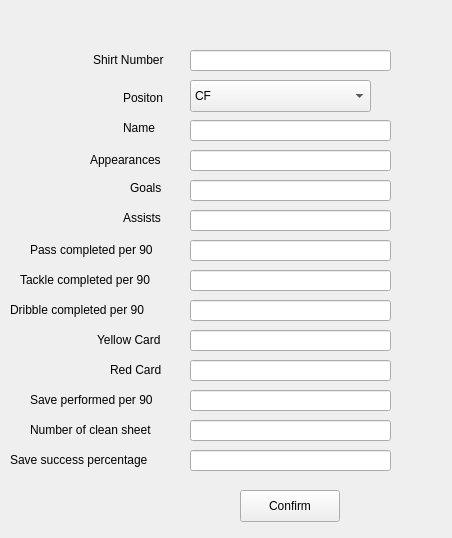
This is addplayer.ui in TNT57/FootballClubManagementSystem as Qt 5 draws it before an edit. The edited form follows.
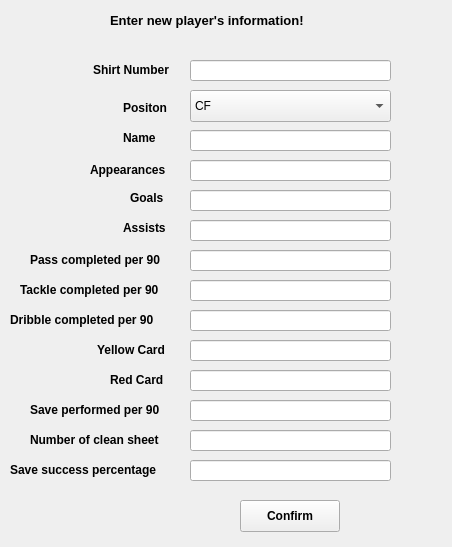
This is the edited form.

```diff
--- a/addplayer.ui
+++ b/addplayer.ui
@@ -7,7 +7,7 @@
     <x>0</x>
     <y>0</y>
     <width>452</width>
-    <height>538</height>
+    <height>547</height>
    </rect>
   </property>
   <property name="windowTitle">
@@ -17,11 +17,16 @@
    <property name="geometry">
     <rect>
      <x>123</x>
-     <y>90</y>
+     <y>100</y>
      <width>58</width>
      <height>16</height>
     </rect>
    </property>
+   <property name="font">
+    <font>
+     <bold>true</bold>
+    </font>
+   </property>
    <property name="text">
     <string>Positon</string>
    </property>
@@ -30,8 +35,8 @@
    <property name="geometry">
     <rect>
      <x>190</x>
-     <y>80</y>
-     <width>181</width>
+     <y>90</y>
+     <width>201</width>
      <height>32</height>
     </rect>
    </property>
@@ -90,7 +95,7 @@
    <property name="geometry">
     <rect>
      <x>190</x>
-     <y>120</y>
+     <y>130</y>
      <width>201</width>
      <height>21</height>
     </rect>
@@ -100,7 +105,7 @@
    <property name="geometry">
     <rect>
      <x>190</x>
-     <y>50</y>
+     <y>60</y>
      <width>201</width>
      <height>21</height>
     </rect>
@@ -110,7 +115,7 @@
    <property name="geometry">
     <rect>
      <x>190</x>
-     <y>150</y>
+     <y>160</y>
      <width>201</width>
      <height>21</height>
     </rect>
@@ -120,7 +125,7 @@
    <property name="geometry">
     <rect>
      <x>190</x>
-     <y>180</y>
+     <y>190</y>
      <width>201</width>
      <height>21</height>
     </rect>
@@ -130,7 +135,7 @@
    <property name="geometry">
     <rect>
      <x>190</x>
-     <y>210</y>
+     <y>220</y>
      <width>201</width>
      <height>21</height>
     </rect>
@@ -140,7 +145,7 @@
    <property name="geometry">
     <rect>
      <x>190</x>
-     <y>240</y>
+     <y>250</y>
      <width>201</width>
      <height>21</height>
     </rect>
@@ -150,7 +155,7 @@
    <property name="geometry">
     <rect>
      <x>190</x>
-     <y>270</y>
+     <y>280</y>
      <width>201</width>
      <height>21</height>
     </rect>
@@ -160,7 +165,7 @@
    <property name="geometry">
     <rect>
      <x>190</x>
-     <y>300</y>
+     <y>310</y>
      <width>201</width>
      <height>21</height>
     </rect>
@@ -170,7 +175,7 @@
    <property name="geometry">
     <rect>
      <x>190</x>
-     <y>330</y>
+     <y>340</y>
      <width>201</width>
      <height>21</height>
     </rect>
@@ -180,7 +185,7 @@
    <property name="geometry">
     <rect>
      <x>190</x>
-     <y>360</y>
+     <y>370</y>
      <width>201</width>
      <height>21</height>
     </rect>
@@ -190,7 +195,7 @@
    <property name="geometry">
     <rect>
      <x>190</x>
-     <y>390</y>
+     <y>400</y>
      <width>201</width>
      <height>21</height>
     </rect>
@@ -200,7 +205,7 @@
    <property name="geometry">
     <rect>
      <x>190</x>
-     <y>420</y>
+     <y>430</y>
      <width>201</width>
      <height>21</height>
     </rect>
@@ -210,7 +215,7 @@
    <property name="geometry">
     <rect>
      <x>190</x>
-     <y>450</y>
+     <y>460</y>
      <width>201</width>
      <height>21</height>
     </rect>
@@ -220,11 +225,19 @@
    <property name="geometry">
     <rect>
      <x>240</x>
-     <y>490</y>
+     <y>500</y>
      <width>100</width>
      <height>32</height>
     </rect>
    </property>
+   <property name="font">
+    <font>
+     <bold>true</bold>
+    </font>
+   </property>
+   <property name="toolTip">
+    <string>Click here once finish with all the player statistics</string>
+   </property>
    <property name="text">
     <string>Confirm</string>
    </property>
@@ -233,11 +246,16 @@
    <property name="geometry">
     <rect>
      <x>93</x>
-     <y>50</y>
+     <y>60</y>
      <width>81</width>
      <height>20</height>
     </rect>
    </property>
+   <property name="font">
+    <font>
+     <bold>true</bold>
+    </font>
+   </property>
    <property name="text">
     <string>Shirt Number</string>
    </property>
@@ -246,11 +264,16 @@
    <property name="geometry">
     <rect>
      <x>123</x>
-     <y>120</y>
+     <y>130</y>
      <width>58</width>
      <height>16</height>
     </rect>
    </property>
+   <property name="font">
+    <font>
+     <bold>true</bold>
+    </font>
+   </property>
    <property name="text">
     <string>Name</string>
    </property>
@@ -259,11 +282,16 @@
    <property name="geometry">
     <rect>
      <x>90</x>
-     <y>150</y>
+     <y>160</y>
      <width>91</width>
      <height>20</height>
     </rect>
    </property>
+   <property name="font">
+    <font>
+     <bold>true</bold>
+    </font>
+   </property>
    <property name="text">
     <string>Appearances</string>
    </property>
@@ -272,11 +300,16 @@
    <property name="geometry">
     <rect>
      <x>130</x>
-     <y>180</y>
+     <y>190</y>
      <width>58</width>
      <height>16</height>
     </rect>
    </property>
+   <property name="font">
+    <font>
+     <bold>true</bold>
+    </font>
+   </property>
    <property name="text">
     <string>Goals</string>
    </property>
@@ -285,11 +318,16 @@
    <property name="geometry">
     <rect>
      <x>123</x>
-     <y>210</y>
+     <y>220</y>
      <width>58</width>
      <height>16</height>
     </rect>
    </property>
+   <property name="font">
+    <font>
+     <bold>true</bold>
+    </font>
+   </property>
    <property name="text">
     <string>Assists</string>
    </property>
@@ -298,11 +336,16 @@
    <property name="geometry">
     <rect>
      <x>30</x>
-     <y>240</y>
+     <y>250</y>
      <width>151</width>
      <height>20</height>
     </rect>
    </property>
+   <property name="font">
+    <font>
+     <bold>true</bold>
+    </font>
+   </property>
    <property name="text">
     <string>Pass completed per 90</string>
    </property>
@@ -311,11 +354,16 @@
    <property name="geometry">
     <rect>
      <x>20</x>
-     <y>270</y>
+     <y>280</y>
      <width>151</width>
      <height>20</height>
     </rect>
    </property>
+   <property name="font">
+    <font>
+     <bold>true</bold>
+    </font>
+   </property>
    <property name="text">
     <string>Tackle completed per 90</string>
    </property>
@@ -324,11 +372,16 @@
    <property name="geometry">
     <rect>
      <x>10</x>
-     <y>300</y>
+     <y>310</y>
      <width>161</width>
      <height>20</height>
     </rect>
    </property>
+   <property name="font">
+    <font>
+     <bold>true</bold>
+    </font>
+   </property>
    <property name="text">
     <string>Dribble completed per 90</string>
    </property>
@@ -337,11 +390,16 @@
    <property name="geometry">
     <rect>
      <x>97</x>
-     <y>330</y>
+     <y>340</y>
      <width>81</width>
      <height>20</height>
     </rect>
    </property>
+   <property name="font">
+    <font>
+     <bold>true</bold>
+    </font>
+   </property>
    <property name="text">
     <string>Yellow Card</string>
    </property>
@@ -350,11 +408,16 @@
    <property name="geometry">
     <rect>
      <x>110</x>
-     <y>360</y>
+     <y>370</y>
      <width>81</width>
      <height>20</height>
     </rect>
    </property>
+   <property name="font">
+    <font>
+     <bold>true</bold>
+    </font>
+   </property>
    <property name="text">
     <string>Red Card</string>
    </property>
@@ -363,11 +426,16 @@
    <property name="geometry">
     <rect>
      <x>30</x>
-     <y>390</y>
+     <y>400</y>
      <width>161</width>
      <height>20</height>
     </rect>
    </property>
+   <property name="font">
+    <font>
+     <bold>true</bold>
+    </font>
+   </property>
    <property name="text">
     <string>Save performed per 90</string>
    </property>
@@ -376,11 +444,16 @@
    <property name="geometry">
     <rect>
      <x>30</x>
-     <y>420</y>
+     <y>430</y>
      <width>161</width>
      <height>20</height>
     </rect>
    </property>
+   <property name="font">
+    <font>
+     <bold>true</bold>
+    </font>
+   </property>
    <property name="text">
     <string>Number of clean sheet</string>
    </property>
@@ -389,11 +462,16 @@
    <property name="geometry">
     <rect>
      <x>10</x>
-     <y>450</y>
+     <y>460</y>
      <width>161</width>
      <height>20</height>
     </rect>
    </property>
+   <property name="font">
+    <font>
+     <bold>true</bold>
+    </font>
+   </property>
    <property name="text">
     <string>Save success percentage</string>
    </property>
@@ -434,6 +512,25 @@
     <string>Save success percentage</string>
    </property>
   </widget>
+  <widget class="QLabel" name="label_15">
+   <property name="geometry">
+    <rect>
+     <x>110</x>
+     <y>10</y>
+     <width>261</width>
+     <height>20</height>
+    </rect>
+   </property>
+   <property name="font">
+    <font>
+     <pointsize>10</pointsize>
+     <bold>true</bold>
+    </font>
+   </property>
+   <property name="text">
+    <string>Enter new player's information!</string>
+   </property>
+  </widget>
  </widget>
  <resources/>
  <connections/>
```
